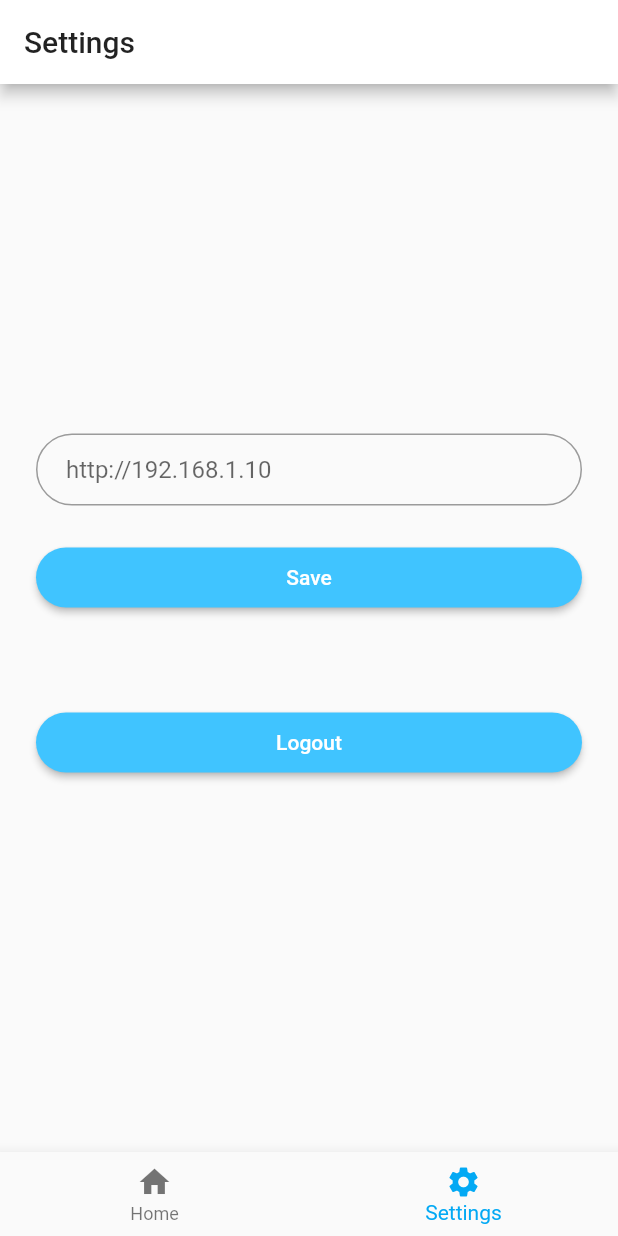
After one commit to Girbons/effective-potato, a Flutter app: the LightsPage screen opened by its route, item 2 of the bottom bar chosen, after a tap on "Save", on a phone screen of 412 x 824 dp. The commit adds this screen. Run offline on Flutter 3.47's test engine with Material 2 defaults, Android fonts, the phone set to English and light mode, and no system bars; our stand-ins replace flutter_secure_storage; accounts and stored records are empty; Roboto replaces fonts that are missing (Nunito); statements that could not run were skipped.

Commit message:
app fixes

```diff
--- a/app/lib/lights_page.dart
+++ b/app/lib/lights_page.dart
@@ -1,3 +1,5 @@
+import 'package:app/requests.dart';
+import 'package:app/settings_page.dart';
 import 'package:flutter/material.dart';
 
 class LightsPage extends StatefulWidget {
@@ -9,19 +11,25 @@ class LightsPage extends StatefulWidget {
 
 class _LightsPageState extends State<LightsPage> {
   static String tag = 'lights-page';
+  int _selectedIndex = 0;
 
   List<Map> lights = [
-    { 'key': 1, 'name': 'Room 1', 'status': false,},
-    { 'key': 2, 'name': 'Room 2', 'status': false},
-    { 'key': 3, 'name': 'Room 3', 'status': false},
-    { 'key': 4, 'name': 'Room 4', 'status': false},
+    { 'key': 1, 'name': 'Room 1', 'status': false, 'pin': 10},
+    { 'key': 2, 'name': 'Room 2', 'status': false, 'pin': 14},
+    { 'key': 3, 'name': 'Room 3', 'status': false, 'pin': 12},
   ];
+
+  void _onItemTapped(int index) {
+    if (index == 1) {
+      Navigator.of(context).pushNamed(SettingsPage.tag);
+    }
+  }
 
   @override
   Widget build(BuildContext context) {
     return Scaffold(
       appBar: AppBar(
-        title: Text("Home"),
+        title: Text("Lights"),
         backgroundColor: Colors.white,
         automaticallyImplyLeading: false,
       ),
@@ -38,7 +46,7 @@ class _LightsPageState extends State<LightsPage> {
                   child: Text(
                     lights[index]['name'],
                     style: TextStyle(fontWeight: FontWeight.bold),
-                    textAlign: TextAlign.justify,),
+                    textAlign: TextAlign.justify),
                 ),
                 Expanded(
                   child: Container(
@@ -47,18 +55,37 @@ class _LightsPageState extends State<LightsPage> {
                     value: lights[index]['status'],
                     onChanged: (bool value) {
                       setState(() {
+                        if (value) {
+                          turnOn(lights[index]['pin']);
+                        } else {
+                          turnOff(lights[index]['pin']);
+                        }
+
                         lights[index]['status'] = value;
                       });
-
                     }
                   ),
-                  )
+                 )
                 ),
               ],
             )
           );
         }
-      )
+      ),
+      bottomNavigationBar: BottomNavigationBar(
+        items: const <BottomNavigationBarItem>[
+          BottomNavigationBarItem(
+            icon: Icon(Icons.home),
+            title: Text('Home'),
+          ),
+          BottomNavigationBarItem(
+            icon: Icon(Icons.settings),
+            title: Text('Settings'),
+          ),
+        ],
+        currentIndex: _selectedIndex,
+        onTap: _onItemTapped,
+      ),
     );
   }
 }
--- a/app/lib/main.dart
+++ b/app/lib/main.dart
@@ -1,19 +1,22 @@
 import 'package:app/lights_page.dart';
+import 'package:app/settings_page.dart';
 import 'package:flutter/material.dart';
 import 'login_page.dart';
 
 void main() => runApp(MyApp());
 
 class MyApp extends StatelessWidget {
+
   final routes = <String, WidgetBuilder>{
     LoginPage.tag: (context) => LoginPage(),
     LightsPage.tag: (context) => LightsPage(),
+    SettingsPage.tag: (context) => SettingsPage(),
   };
 
   @override
   Widget build(BuildContext context) {
     return MaterialApp(
-      title: 'Kodeversitas',
+      title: 'Effective Potato',
       debugShowCheckedModeBanner: false,
       theme: ThemeData(
         primarySwatch: Colors.lightBlue,
--- /dev/null
+++ b/app/lib/settings_page.dart
@@ -0,0 +1,119 @@
+import 'package:app/lights_page.dart';
+import 'package:flutter/material.dart';
+import 'package:app/requests.dart';
+
+class SettingsPage extends StatefulWidget {
+  static String tag = 'settings-page';
+
+  @override
+  _SettingsPageState createState() => new _SettingsPageState();
+}
+
+class _SettingsPageState extends State<SettingsPage> {
+  final _gatewatyController = TextEditingController();
+  int _selectedIndex = 1;
+
+  void dispose() {
+    _gatewatyController.dispose();
+    super.dispose();
+  }
+
+  void setInitialValue() async {
+    var baseURL = await getGatewayAddress();
+    _gatewatyController.text = baseURL;
+  }
+
+  void initState() {
+    setInitialValue();
+
+    super.initState();
+  }
+
+  void _onItemTapped(int index) {
+    if (index == 0) {
+      Navigator.of(context).pop(LightsPage.tag);
+    }
+
+  }
+
+  @override
+  Widget build(BuildContext context) {
+    final gatewayForm = TextFormField(
+      controller: _gatewatyController,
+      keyboardType: TextInputType.text,
+      autofocus: false,
+      decoration: InputDecoration(
+        hintText: "http://192.168.1.10",
+        contentPadding: EdgeInsets.fromLTRB(20.0, 10.0, 20.0, 10.0),
+        border: OutlineInputBorder(borderRadius: BorderRadius.circular(32.0)),
+      )
+    );
+
+    final saveButton = Padding(
+      padding: EdgeInsets.symmetric(vertical: 16.0),
+      child: RaisedButton(
+        onPressed: () {
+          if (_gatewatyController.text.length != 0) {
+            saveGateway(_gatewatyController.text);
+          }
+
+          return null;
+        },
+        shape: RoundedRectangleBorder(
+          borderRadius: BorderRadius.circular(24),
+        ),
+        padding: EdgeInsets.all(12),
+        color: Colors.lightBlueAccent,
+        child: Text('Save', style: TextStyle(color: Colors.white)),
+      ),
+    );
+
+    final logoutButton = Padding(
+      padding: EdgeInsets.symmetric(vertical: 16.0),
+      child: RaisedButton(
+        onPressed: () => logout(),
+        shape: RoundedRectangleBorder(
+          borderRadius: BorderRadius.circular(24),
+        ),
+        padding: EdgeInsets.all(12),
+        color: Colors.lightBlueAccent,
+        child: Text('Logout', style: TextStyle(color: Colors.white)),
+      ),
+    );
+
+    return Scaffold(
+      appBar: AppBar(
+        title: Text("Settings"),
+        backgroundColor: Colors.white,
+        automaticallyImplyLeading: false,
+      ),
+      body: Center(
+        child: ListView (
+          shrinkWrap: true,
+          padding: EdgeInsets.only(left: 24.0, right: 24.0),
+          children: <Widget> [
+            gatewayForm,
+            SizedBox(height: 8.0),
+            saveButton,
+            SizedBox(height: 30.0),
+            logoutButton,
+          ]
+        )
+      ),
+      bottomNavigationBar: BottomNavigationBar(
+        items: const <BottomNavigationBarItem>[
+          BottomNavigationBarItem(
+            icon: Icon(Icons.home),
+            title: Text('Home'),
+          ),
+          BottomNavigationBarItem(
+            icon: Icon(Icons.settings),
+            title: Text('Settings'),
+          ),
+        ],
+        currentIndex: _selectedIndex,
+        onTap: _onItemTapped,
+      ),
+    );
+  }
+}
```
Also changed, not shown: app/lib/login_page.dart (+33 -12 lines), app/lib/requests.dart (+46 -8 lines), app/pubspec.yaml (+1 -53 lines), 1 other file.
